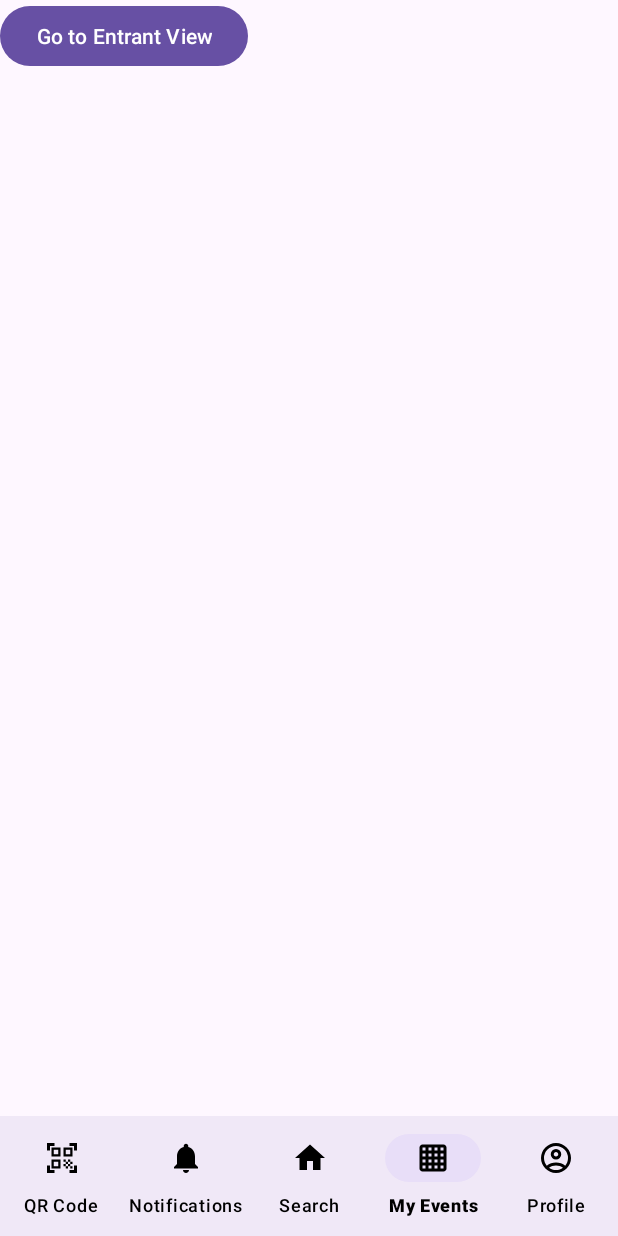
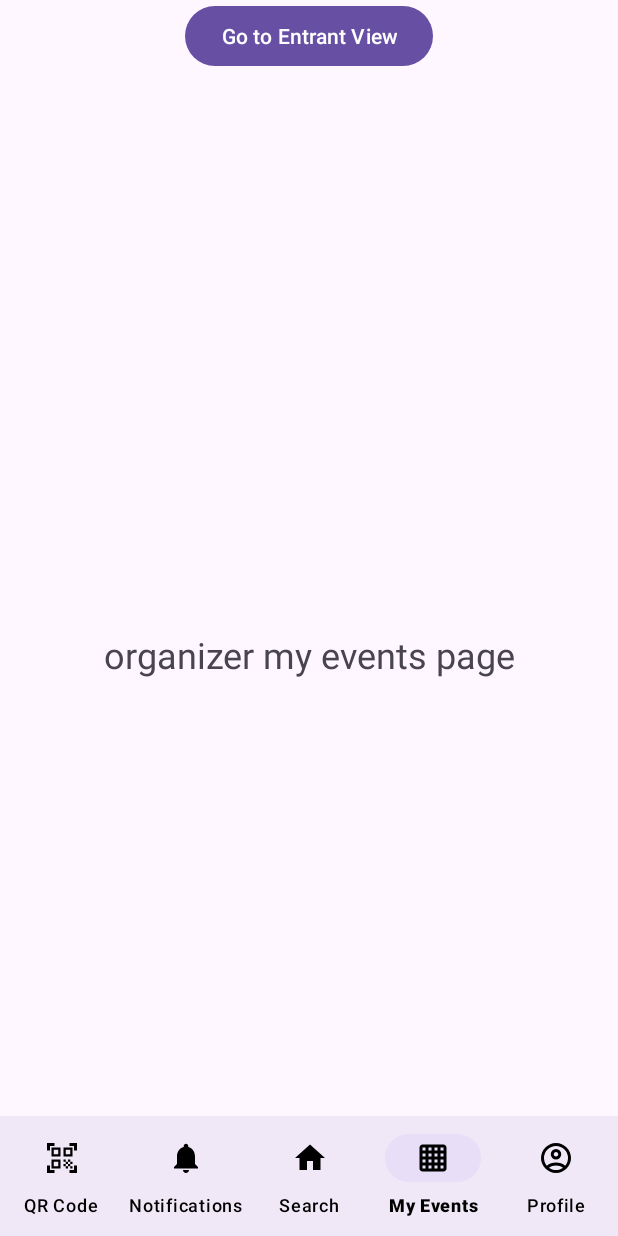
Before and after one commit to Matrix-F25/matrix-events, an Android app: the OrganizerMyEventsActivity screen opened directly, with no data from a screen before it, on a phone screen of 412 x 824 dp. Run offline under Robolectric (Android 15) with nearby library versions, the phone set to English and light mode, and no system bars.

```diff
--- a/app/src/main/res/layout/activity_organizer_my_events.xml
+++ b/app/src/main/res/layout/activity_organizer_my_events.xml
@@ -8,22 +8,36 @@
     tools:context=".activities.OrganizerMyEventsActivity">
 
     <!-- This is the navigation bar on the bottom -->
+
+    <!-- This is the navigation button from org to entrant view -->
+    <TextView
+        android:id="@+id/page_title"
+        android:layout_width="wrap_content"
+        android:layout_height="wrap_content"
+        android:text="organizer my events page"
+        android:textSize="24sp"
+        app:layout_constraintBottom_toBottomOf="parent"
+        app:layout_constraintEnd_toEndOf="parent"
+        app:layout_constraintStart_toStartOf="parent"
+        app:layout_constraintTop_toBottomOf="@+id/button_switch_to_entrant" />
+
+    <Button
+        android:id="@+id/button_switch_to_entrant"
+        android:layout_width="wrap_content"
+        android:layout_height="wrap_content"
+        android:text="Go to Entrant View"
+        app:layout_constraintEnd_toEndOf="parent"
+        app:layout_constraintStart_toEndOf="parent"
+        app:layout_constraintStart_toStartOf="parent"
+        app:layout_constraintTop_toTopOf="parent" />
+
     <include
         android:id="@+id/bottom_navigation"
         layout="@layout/navigation_bar"
         android:layout_width="match_parent"
         android:layout_height="wrap_content"
         app:layout_constraintBottom_toBottomOf="parent"
+        app:layout_constraintEnd_toEndOf="parent"
         app:layout_constraintStart_toStartOf="parent" />
 
-    <!-- This is the navigation button from org to entrant view -->
-    <Button
-        android:id="@+id/button_switch_to_entrant"
-        android:layout_width="wrap_content"
-        android:layout_height="wrap_content"
-        android:text="Go to Entrant View"
-        app:layout_constraintStart_toStartOf="parent"
-        app:layout_constraintTop_toTopOf="parent"
-        app:layout_constraintStart_toEndOf="parent"/>
-
 </androidx.constraintlayout.widget.ConstraintLayout>
```
Also changed, not shown: app/src/main/res/layout/activity_entrant_my_events.xml (+14 -11 lines), app/src/main/res/layout/activity_event_search.xml (+4 -4 lines), app/src/main/res/layout/activity_notification.xml (+4 -3 lines), app/src/main/res/layout/activity_profile.xml (+14 -2 lines), app/src/main/res/layout/activity_qrcode.xml (+11 -0 lines).
